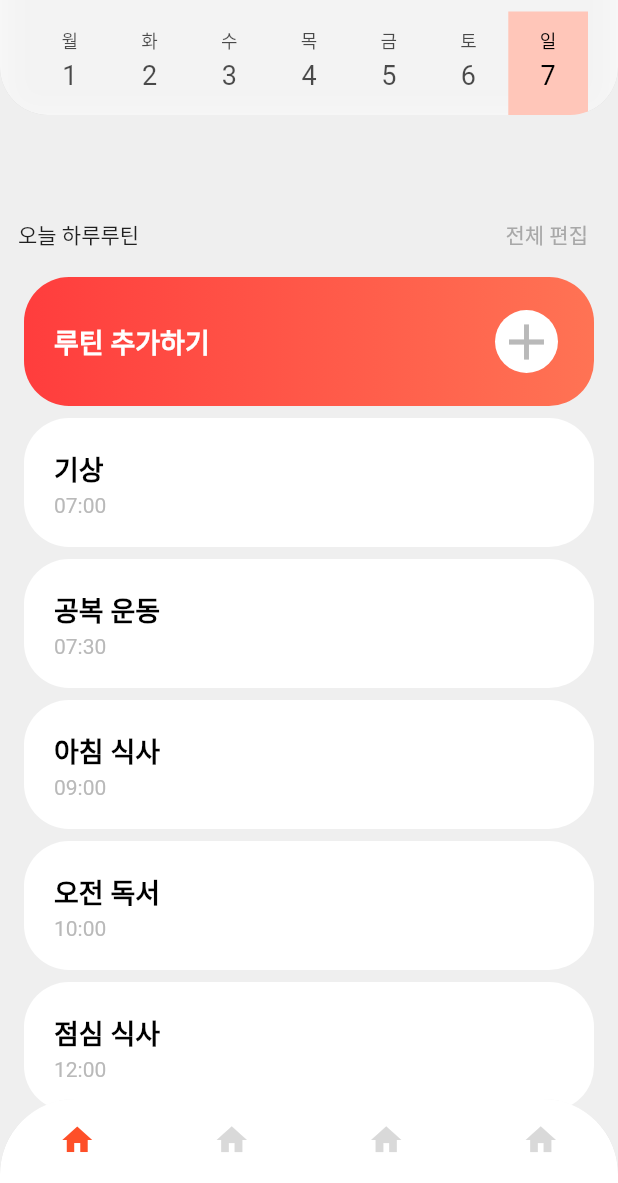
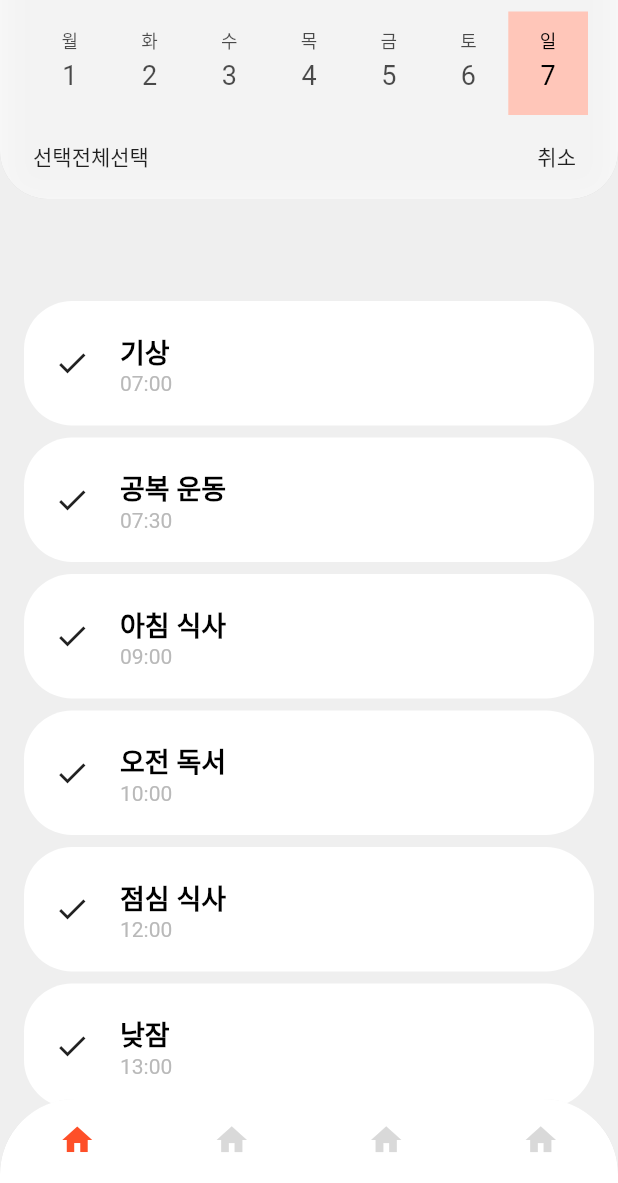
Before and after one commit to formart12/hatin-project, a Flutter app: the screen it shows after launch, after a tap on "전체 편집", on a phone screen of 412 x 824 dp, the part 53-1236 px from its top. Run offline on Flutter 3.47's test engine with Material 3 defaults, Android fonts, the phone set to English and light mode, and no system bars.

Commit message:
삭제 뷰 완성

```diff
--- a/lib/src/ui/home/home_view.dart
+++ b/lib/src/ui/home/home_view.dart
@@ -1,9 +1,11 @@
 import 'dart:ui';
 
-import 'package:flutter/gestures.dart';
 import 'package:flutter/material.dart';
+import 'package:flutter/widgets.dart';
+import 'package:hatin/src/ui/routine/routin_page.dart';
+import 'package:hatin/src/ui/routine/routin_view_model.dart';
 import 'package:intl/intl.dart';
-import 'package:hatin/src/ui/routine/routine_view.dart';
+import 'package:provider/provider.dart';
 
 class HomeView extends StatefulWidget {
   const HomeView({super.key});
@@ -48,15 +50,23 @@ class _TabBarScreenState extends State<HomeView>
   @override
   Widget build(BuildContext context) {
     return Scaffold(
-      appBar: PreferredSize(
-        preferredSize: AppBar().preferredSize * 2,
+      appBar: _appBar(),
+      body: _body(),
+      extendBodyBehindAppBar: true,
+    );
+  }
+
+  PreferredSize _appBar() => PreferredSize(
+        preferredSize: (Provider.of<RoutinViewModel>(context).isEdit)
+            ? (AppBar().preferredSize * 3)
+            : (AppBar().preferredSize * 2),
         child: ClipRRect(
           borderRadius:
               const BorderRadius.vertical(bottom: Radius.circular(32.0)),
           child: BackdropFilter(
             filter: ImageFilter.blur(
-              sigmaX: 4.0,
-              sigmaY: 4.0,
+              sigmaX: 15.0,
+              sigmaY: 15.0,
             ),
             child: Container(
               decoration: BoxDecoration(color: Colors.transparent, boxShadow: [
@@ -75,28 +85,25 @@ class _TabBarScreenState extends State<HomeView>
                         BorderRadius.vertical(bottom: Radius.circular(32.0))),
                 centerTitle: false,
                 title: Text(DateFormat("yyyy년 M월 d일").format(DateTime.now())),
-                bottom: PreferredSize(
-                    preferredSize: AppBar().preferredSize, child: _tabBar()),
+                bottom: _tabBar(),
               ),
             ),
           ),
         ),
-      ),
-      body: TabBarView(
-          controller: _tabController,
-          children: List.generate(7, (index) => const RoutineView())),
-      extendBodyBehindAppBar: true,
       );
-  }
 
-  Widget _tabBar() {
-    return Padding(
+  PreferredSize _tabBar() {
+    return PreferredSize(
+      preferredSize: AppBar().preferredSize,
+      child: Padding(
         padding: const EdgeInsets.symmetric(horizontal: 20.0),
-      child: TabBar(
+        child: Column(
+          children: [
+            TabBar(
               controller: _tabController,
               indicator: const BoxDecoration(color: Color(0xffFFC6B9)),
-        labelStyle:
-            const TextStyle(color: Colors.black, fontWeight: FontWeight.w600),
+              labelStyle: const TextStyle(
+                  color: Colors.black, fontWeight: FontWeight.w600),
               tabs: List.generate(
                   _weekDay.length,
                   (index) => Padding(
@@ -124,6 +131,40 @@ class _TabBarScreenState extends State<HomeView>
                         ),
                       )),
             ),
+            _edit()
+          ],
+        ),
+      ),
     );
   }
+
+  Widget _edit() =>
+      Consumer<RoutinViewModel>(builder: (context, provder, child) {
+        return (provder.isEdit)
+            ? SizedBox(
+                height: AppBar().preferredSize.height,
+                child: Row(
+                  mainAxisAlignment: MainAxisAlignment.spaceBetween,
+                  children: [
+                    const Padding(
+                      padding: EdgeInsets.all(2.0),
+                      child: Row(
+                        children: [Text("선택"), Text("전체선택")],
+                      ),
+                    ),
+                    GestureDetector(
+                        onTap: Provider.of<RoutinViewModel>(context).edit,
+                        child: const Padding(
+                          padding: EdgeInsets.all(8.0),
+                          child: Text("취소"),
+                        ))
+                  ],
+                ),
+              )
+            : Container();
+      });
+
+  Widget _body() => TabBarView(
+      controller: _tabController,
+      children: List.generate(7, (index) => const RoutinPage()));
 }
--- /dev/null
+++ b/lib/src/ui/routine/routin_delete_view.dart
@@ -0,0 +1,62 @@
+import 'package:flutter/material.dart';
+import 'package:hatin/src/model/routin.dart';
+import 'package:hatin/src/ui/routine/routin_view_model.dart';
+import 'package:provider/provider.dart';
+
+class RoutinDeleteView extends StatelessWidget {
+  const RoutinDeleteView({super.key});
+
+  @override
+  Widget build(BuildContext context) {
+    return Consumer<RoutinViewModel>(
+        builder: (context, provider, child) => SingleChildScrollView(
+                child: Column(
+              children: [
+                SizedBox(
+                  height: AppBar().preferredSize.height * 4 + 8,
+                ),
+                ...List.generate(provider.routins.length, (index) {
+                  final Routin routin = provider.routins[index];
+                  return Padding(
+                    padding: const EdgeInsets.symmetric(
+                        horizontal: 16.0, vertical: 4.0),
+                    child: Container(
+                      padding: const EdgeInsets.all(20.0),
+                      decoration: BoxDecoration(
+                          color: Colors.white,
+                          borderRadius: BorderRadius.circular(32)),
+                      child: Row(
+                        mainAxisAlignment: MainAxisAlignment.start,
+                        children: [
+                          const Icon(Icons.check),
+                          Padding(
+                            padding:
+                                const EdgeInsets.symmetric(horizontal: 20.0),
+                            child: Column(
+                              crossAxisAlignment: CrossAxisAlignment.start,
+                              mainAxisAlignment: MainAxisAlignment.spaceBetween,
+                              children: [
+                                Text(
+                                  routin.name,
+                                  style: const TextStyle(
+                                      fontSize: 18.0,
+                                      color: Colors.black,
+                                      fontWeight: FontWeight.w600),
+                                ),
+                                Text(
+                                  routin.startAt,
+                                  style:
+                                      const TextStyle(color: Color(0xffb9b9b9)),
+                                ),
+                              ],
+                            ),
+                          )
+                        ],
+                      ),
+                    ),
+                  );
+                })
+              ],
+            )));
+  }
+}
--- /dev/null
+++ b/lib/src/ui/routine/routin_page.dart
@@ -0,0 +1,19 @@
+import 'package:flutter/material.dart';
+import 'package:hatin/src/ui/routine/routin_delete_view.dart';
+import 'package:hatin/src/ui/routine/routin_view_model.dart';
+import 'package:hatin/src/ui/routine/routine_view.dart';
+import 'package:provider/provider.dart';
+
+class RoutinPage extends StatelessWidget {
+  const RoutinPage({super.key});
+
+  @override
+  Widget build(BuildContext context) {
+    return Consumer<RoutinViewModel>(builder: (context, provider, child) {
+      return IndexedStack(
+        index: (provider.isEdit) ? 1 : 0,
+        children: const [RoutineView(), RoutinDeleteView()],
+      );
+    });
+  }
+}
--- a/lib/src/ui/routine/routin_view_model.dart
+++ b/lib/src/ui/routine/routin_view_model.dart
@@ -6,7 +6,11 @@ class RoutinViewModel extends ChangeNotifier {
   final RoutinService routinService;
   final List<Routin> _dailyRoutins = [];
 
+  bool _isEdit = false;
+
   List<Routin> get routins => _dailyRoutins;
+
+  bool get isEdit => _isEdit;
 
   RoutinViewModel({required this.routinService}) {
     _fetchData();
@@ -18,4 +22,9 @@ class RoutinViewModel extends ChangeNotifier {
     _dailyRoutins.addAll(routins);
     notifyListeners();
   }
+
+  void edit() {
+    _isEdit = !_isEdit;
+    notifyListeners();
+  }
 }
--- a/lib/src/ui/routine/routine_view.dart
+++ b/lib/src/ui/routine/routine_view.dart
@@ -29,8 +29,11 @@ class _RoutineViewState extends State<RoutineView> {
     );
   }
 
-  Widget _header() => Padding(
-        padding: const EdgeInsets.symmetric(horizontal: 12.0),
+  Widget _header() => SizedBox(
+        height: AppBar().preferredSize.height,
+        child: Center(
+          child: Padding(
+            padding: const EdgeInsets.symmetric(horizontal: 20.0),
             child: Row(
               mainAxisAlignment: MainAxisAlignment.spaceBetween,
               children: [
@@ -41,13 +44,16 @@ class _RoutineViewState extends State<RoutineView> {
                   ),
                 ),
                 TextButton(
-              onPressed: () {},
+                  onPressed:
+                      Provider.of<RoutinViewModel>(context, listen: false).edit,
                   child: const Text(
                     "전체 편집",
                     style: TextStyle(color: Color(0xffa8a8a8)),
                   ),
                 )
               ],
+            ),
+          ),
         ),
       );
 
@@ -114,7 +120,6 @@ class _RoutineViewState extends State<RoutineView> {
                     children: [
                       Column(
                         crossAxisAlignment: CrossAxisAlignment.start,
-                        mainAxisAlignment: MainAxisAlignment.spaceBetween,
                         children: [
                           Text(
                             routin.name,
```
Lines whose indentation alone changed are shown as unchanged.
